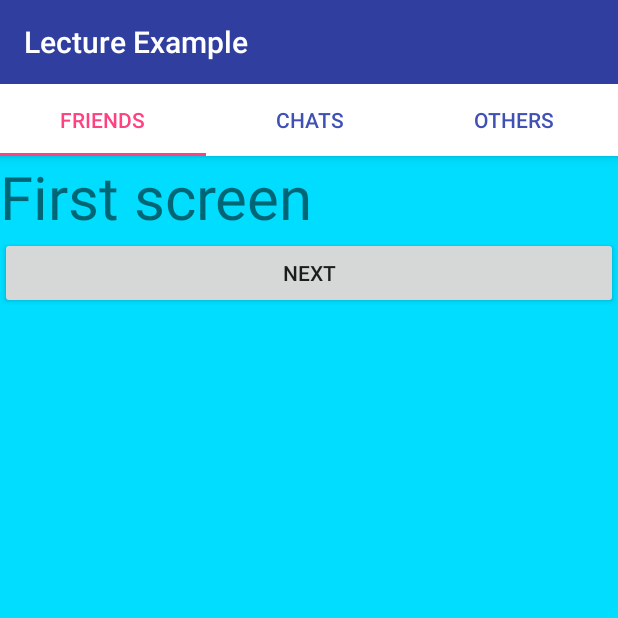
After one commit to jb-oh/doItAndroid, an Android app: the ActionActivity screen opened directly, with no data from a screen before it, on a phone screen of 412 x 824 dp, the top half of it. The commit adds this screen. Run offline under Robolectric (Android 15) with nearby library versions, the phone set to English and light mode, and no system bars.

Commit message:
Day 22 (Action Bar & Tab, WebView, Input Type)

```diff
--- a/app/src/main/AndroidManifest.xml
+++ b/app/src/main/AndroidManifest.xml
@@ -5,6 +5,7 @@
     <uses-permission android:name="android.permission.READ_EXTERNAL_STORAGE" />
     <uses-permission android:name="android.permission.WRITE_EXTERNAL_STORAGE" />
     <uses-permission android:name="android.permission.RECEIVE_SMS" />
+    <uses-permission android:name="android.permission.INTERNET" />
 
     <application
         android:allowBackup="true"
@@ -63,7 +64,9 @@
         <activity android:name=".SlidingActivity" />
         <activity android:name=".FragActivity" />
         <activity android:name=".Frag2Activity" />
-        <activity android:name=".OptionActivity"></activity>
+        <activity android:name=".OptionActivity" />
+        <activity android:name=".ActionActivity" />
+        <activity android:name=".WebviewActivity"></activity>
     </application>
 
 </manifest>
--- /dev/null
+++ b/app/src/main/java/com/jeongbaeoh/constlayout/ActionActivity.java
@@ -0,0 +1,60 @@
+package com.jeongbaeoh.constlayout;
+
+import android.os.Bundle;
+import android.support.design.widget.TabLayout;
+import android.support.v4.app.Fragment;
+import android.support.v7.app.AppCompatActivity;
+import android.support.v7.widget.Toolbar;
+
+public class ActionActivity extends AppCompatActivity {
+
+    Fragment1 fragment1;
+    Fragment2 fragment2;
+    Fragment3 fragment3;
+
+    @Override
+    protected void onCreate(Bundle savedInstanceState) {
+        super.onCreate(savedInstanceState);
+        setContentView(R.layout.activity_action);
+
+        Toolbar toolbar = (Toolbar) findViewById(R.id.toolbar);
+        setSupportActionBar(toolbar);
+
+        fragment1 = new Fragment1();
+        fragment2 = new Fragment2();
+        fragment3 = new Fragment3();
+
+        getSupportFragmentManager().beginTransaction().add(R.id.actionBarContainer, fragment1).commit();
+
+        TabLayout tabs = (TabLayout) findViewById(R.id.tabs);
+        tabs.addTab(tabs.newTab().setText("Friends"));
+        tabs.addTab(tabs.newTab().setText("Chats"));
+        tabs.addTab(tabs.newTab().setText("Others"));
+
+        tabs.setOnTabSelectedListener(new TabLayout.OnTabSelectedListener() {
+            @Override
+            public void onTabSelected(TabLayout.Tab tab) {
+                int position = tab.getPosition();
+                Fragment selected = null;
+                if(position == 0) {
+                    selected = fragment1;
+                } else if(position == 1) {
+                    selected = fragment2;
+                } else if(position == 2) {
+                    selected = fragment3;
+                }
+                getSupportFragmentManager().beginTransaction().replace(R.id.actionBarContainer, selected).commit();
+            }
+
+            @Override
+            public void onTabUnselected(TabLayout.Tab tab) {
+
+            }
+
+            @Override
+            public void onTabReselected(TabLayout.Tab tab) {
+
+            }
+        });
+    }
+}
--- /dev/null
+++ b/app/src/main/java/com/jeongbaeoh/constlayout/Fragment1.java
@@ -0,0 +1,21 @@
+package com.jeongbaeoh.constlayout;
+
+import android.os.Bundle;
+import android.support.annotation.Nullable;
+import android.support.v4.app.Fragment;
+import android.view.LayoutInflater;
+import android.view.View;
+import android.view.ViewGroup;
+
+/**
+ * Created by jboh on 03/08/2017.
+ */
+
+public class Fragment1 extends Fragment {
+    @Nullable
+    @Override
+    public View onCreateView(LayoutInflater inflater, @Nullable ViewGroup container, @Nullable Bundle savedInstanceState) {
+        ViewGroup rootView = (ViewGroup) inflater.inflate(R.layout.fragment1, container, false);
+        return rootView;
+    }
+}
--- /dev/null
+++ b/app/src/main/java/com/jeongbaeoh/constlayout/Fragment2.java
@@ -0,0 +1,21 @@
+package com.jeongbaeoh.constlayout;
+
+import android.os.Bundle;
+import android.support.annotation.Nullable;
+import android.support.v4.app.Fragment;
+import android.view.LayoutInflater;
+import android.view.View;
+import android.view.ViewGroup;
+
+/**
+ * Created by jboh on 03/08/2017.
+ */
+
+public class Fragment2 extends Fragment {
+    @Nullable
+    @Override
+    public View onCreateView(LayoutInflater inflater, @Nullable ViewGroup container, @Nullable Bundle savedInstanceState) {
+        ViewGroup rootView = (ViewGroup) inflater.inflate(R.layout.fragment2, container, false);
+        return rootView;
+    }
+}
--- /dev/null
+++ b/app/src/main/java/com/jeongbaeoh/constlayout/Fragment3.java
@@ -0,0 +1,21 @@
+package com.jeongbaeoh.constlayout;
+
+import android.os.Bundle;
+import android.support.annotation.Nullable;
+import android.support.v4.app.Fragment;
+import android.view.LayoutInflater;
+import android.view.View;
+import android.view.ViewGroup;
+
+/**
+ * Created by jboh on 03/08/2017.
+ */
+
+public class Fragment3 extends Fragment {
+    @Nullable
+    @Override
+    public View onCreateView(LayoutInflater inflater, @Nullable ViewGroup container, @Nullable Bundle savedInstanceState) {
+        ViewGroup rootView = (ViewGroup) inflater.inflate(R.layout.fragment3, container, false);
+        return rootView;
+    }
+}
--- /dev/null
+++ b/app/src/main/res/layout/activity_action.xml
@@ -0,0 +1,44 @@
+<?xml version="1.0" encoding="utf-8"?>
+<RelativeLayout
+    xmlns:android="http://schemas.android.com/apk/res/android"
+    android:layout_width="match_parent"
+    android:layout_height="match_parent"
+    xmlns:app="http://schemas.android.com/apk/res-auto">
+
+    <android.support.design.widget.CoordinatorLayout
+        android:layout_width="match_parent"
+        android:layout_height="match_parent">
+
+        <android.support.design.widget.AppBarLayout
+            android:layout_width="match_parent"
+            android:layout_height="wrap_content"
+            android:theme="@style/ThemeOverlay.AppCompat.Dark.ActionBar">
+
+            <android.support.v7.widget.Toolbar
+                android:id="@+id/toolbar"
+                android:layout_width="match_parent"
+                android:layout_height="wrap_content"
+                android:background="@color/colorPrimaryDark"
+                android:theme="@style/ThemeOverlay.AppCompat.Dark"
+                android:elevation="1dp"/>
+
+            <android.support.design.widget.TabLayout
+                android:id="@+id/tabs"
+                android:layout_width="match_parent"
+                android:layout_height="wrap_content"
+                android:elevation="1dp"
+                android:background="@android:color/background_light"
+                app:tabMode="fixed"
+                app:tabGravity="fill"
+                app:tabTextColor="@color/colorPrimary"
+                app:tabSelectedTextColor="@color/colorAccent"/>
+
+        </android.support.design.widget.AppBarLayout>
+
+        <FrameLayout
+            android:layout_width="match_parent"
+            android:layout_height="match_parent"
+            app:layout_behavior="@string/appbar_scrolling_view_behavior"
+            android:id="@+id/actionBarContainer"/>
+    </android.support.design.widget.CoordinatorLayout>
+</RelativeLayout>
--- /dev/null
+++ b/app/src/main/res/layout/fragment1.xml
@@ -0,0 +1,20 @@
+<?xml version="1.0" encoding="utf-8"?>
+<LinearLayout xmlns:android="http://schemas.android.com/apk/res/android"
+    android:orientation="vertical"
+    android:layout_width="match_parent"
+    android:layout_height="match_parent"
+    android:background="@android:color/holo_blue_bright">
+
+    <TextView
+        android:id="@+id/actionbar1TextView"
+        android:layout_width="match_parent"
+        android:layout_height="wrap_content"
+        android:text="First screen"
+        android:textSize="40sp"/>
+
+    <Button
+        android:id="@+id/actionbar1Button"
+        android:layout_width="match_parent"
+        android:layout_height="wrap_content"
+        android:text="Next" />
+</LinearLayout>
--- a/app/src/main/res/values/styles.xml
+++ b/app/src/main/res/values/styles.xml
@@ -1,7 +1,7 @@
 <resources>
 
     <!-- Base application theme. -->
-    <style name="AppTheme" parent="Theme.AppCompat.Light.DarkActionBar">
+    <style name="AppTheme" parent="Theme.AppCompat.Light.NoActionBar">
         <!-- Customize your theme here. -->
         <item name="colorPrimary">@color/colorPrimary</item>
         <item name="colorPrimaryDark">@color/colorPrimaryDark</item>
```
Also changed, not shown: app/src/main/java/com/jeongbaeoh/constlayout/MainActivity.java (+24 -14 lines), app/src/main/java/com/jeongbaeoh/constlayout/WebviewActivity.java (added, +31 -0 lines), app/src/main/res/layout/activity_main.xml (+15 -2 lines), app/src/main/res/layout/activity_webview.xml (added, +29 -0 lines), app/src/main/res/layout/fragment2.xml (added, +20 -0 lines), app/src/main/res/layout/fragment3.xml (added, +20 -0 lines), 1 other file.
